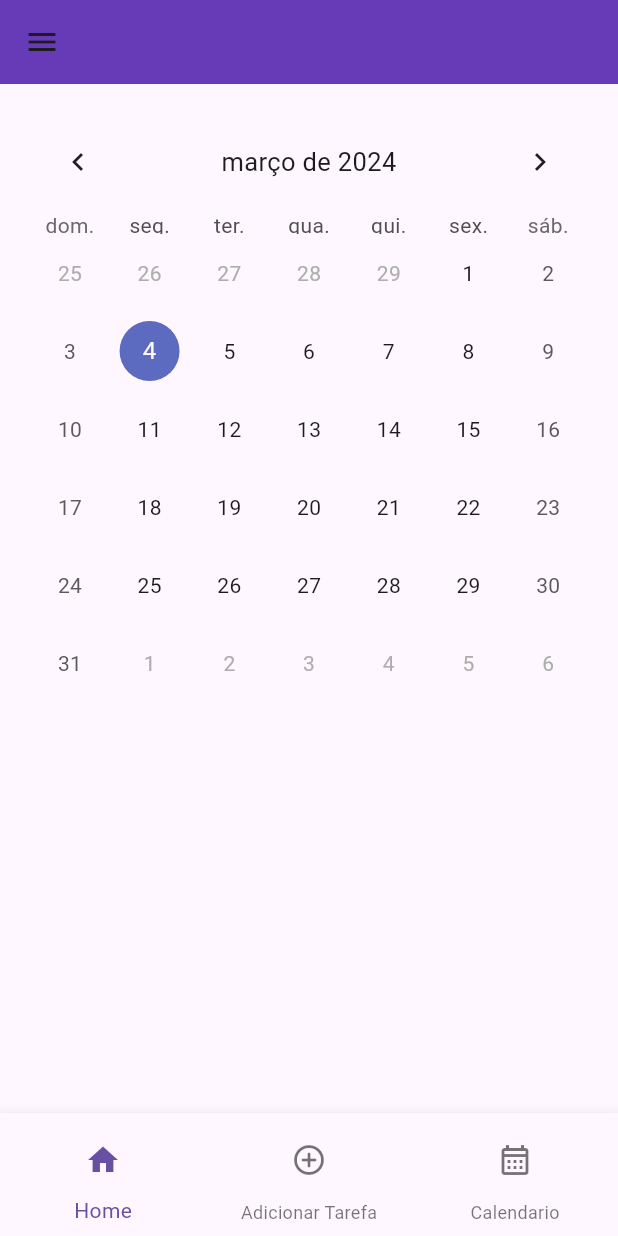
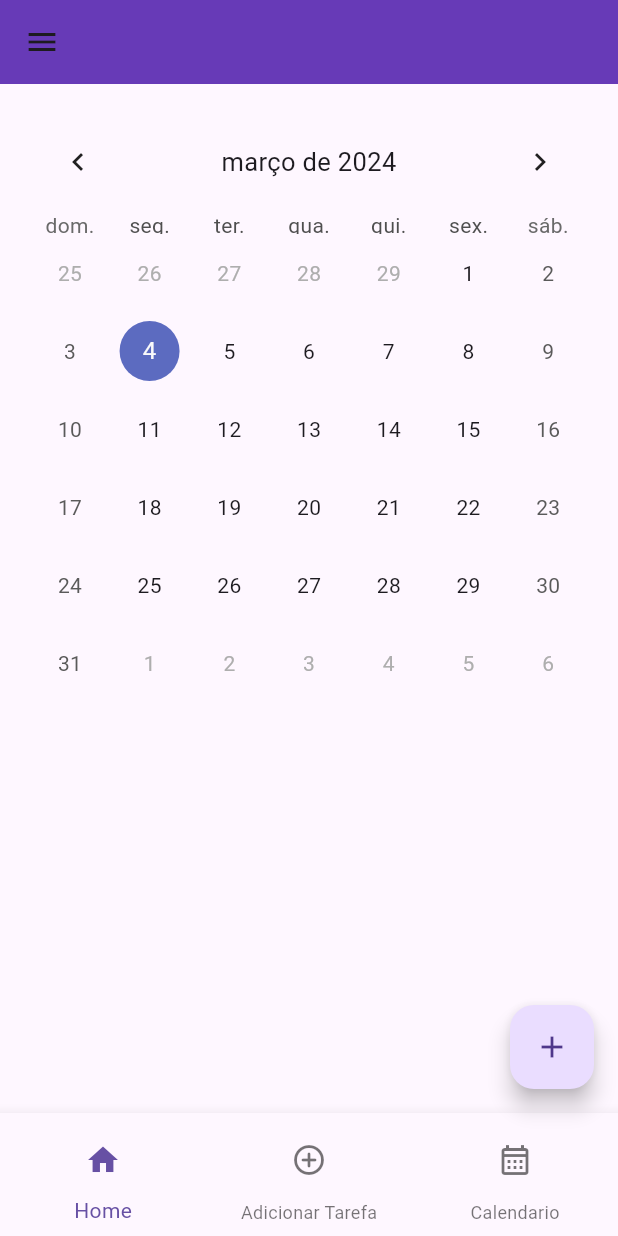
Before and after one commit to xXBDKXx/MindFullDay, a Flutter app: the Calendario screen opened directly, on a phone screen of 412 x 824 dp. Run offline on Flutter 3.47's test engine with Material 3 defaults, Android fonts, the phone set to English and light mode, and no system bars; drawn by our look-alikes of table_calendar.

Commit message:
Updated Create Tasks

```diff
--- a/lib/calendario.dart
+++ b/lib/calendario.dart
@@ -1,27 +1,50 @@
-// ignore_for_file: prefer_const_constructors, avoid_unnecessary_containers, prefer_typing_uninitialized_variables
-//
+// ignore_for_file: prefer_const_constructors, avoid_unnecessary_containers, avoid_print, prefer_final_fields
 
 import 'package:flutter/material.dart';
 import 'package:mindfullday_v1/homev2.dart';
+import 'package:mindfullday_v1/util/event.dart';
 import 'package:mindfullday_v1/util/navbar.dart';
 import 'package:table_calendar/table_calendar.dart';
 
 class Calendario extends StatefulWidget {
   const Calendario({super.key});
+
   @override
   State<Calendario> createState() => _CalendarioState();
 }
 
 class _CalendarioState extends State<Calendario> {
-  DateTime today = DateTime.now();
-  void _onDaySelected(DateTime day, DateTime focusedDay) {
-    setState(() {
-      today = day;
-    });
+  DateTime _focusedDay = DateTime.now();
+  DateTime? _selectedDay;
+
+  @override
+  void initState() {
+    super.initState();
+    _selectedDay = _focusedDay;
+    _selectedEvents = ValueNotifier(_getEventsForDay(_selectedDay!));
   }
+
+  List<Evento> _getEventsForDay(DateTime day){
+    return events[day] ?? [];
+  }
+
+  late final ValueNotifier<List<Evento>> _selectedEvents;
+
+  void _onDaySelected(DateTime selectedDay, DateTime focusedDay) {
+    if (!isSameDay(_selectedDay, selectedDay)) {
+      setState(() {
+        _selectedDay = selectedDay;
+        _focusedDay = focusedDay;
+        _selectedEvents.value = _getEventsForDay(selectedDay);
+      });
+    }
+  }
+  Map<DateTime, List<Evento>> events = {};
+  TextEditingController _eventController = TextEditingController();
   @override
   Widget build(BuildContext context) {
     return Scaffold(
+      resizeToAvoidBottomInset: false,
       drawer: NavBar(),
       appBar: AppBar(
         backgroundColor: Colors.deepPurple,
@@ -66,6 +89,38 @@
           ),
         ],
       ),
+      floatingActionButton: FloatingActionButton(
+        onPressed: () {
+          showDialog(
+            context: context,
+            builder: (context) {
+              return AlertDialog(
+                scrollable: true,
+                title: Text('Nome da Tarefa'),
+                content: Padding(
+                  padding: EdgeInsets.all(8),
+                  child: TextField(
+                      controller: _eventController,
+                    ),
+                ),
+                actions: [
+                  ElevatedButton(
+                    onPressed: () {
+                      events.addAll({
+                        _selectedDay!: [Evento(_eventController.text)]
+                      });
+                      Navigator.of(context).pop();
+                      _selectedEvents.value = _getEventsForDay(_selectedDay!);
+                    },
+                    child: Text('Criar Tarefa')
+                  ),
+                ],
+              );
+            },
+          );
+        },
+        child: Icon(Icons.add),
+      ),
       body: Padding(
         padding: const EdgeInsets.all(20.0),
         child: Column(
@@ -76,13 +131,38 @@
                 headerStyle:
                   HeaderStyle(formatButtonVisible: false, titleCentered: true),
                   availableGestures: AvailableGestures.all,
-                  selectedDayPredicate: (day) =>isSameDay(day, today),
-                focusedDay: today,
+                  selectedDayPredicate: (day) =>isSameDay(_selectedDay, day),
+                focusedDay: _focusedDay,
                 firstDay: DateTime.utc(2010, 10, 16),
                 lastDay: DateTime.utc(2030, 3, 14),
                 onDaySelected: _onDaySelected,
+                eventLoader: _getEventsForDay,
               ),
-            )
+            ),
+            SizedBox(height: 8.0),
+            Expanded(
+              child: ValueListenableBuilder<List<Evento>>(
+                valueListenable: _selectedEvents,
+                builder: (context, value, _) {
+                  return ListView.builder(
+                    itemCount: value.length,
+                    itemBuilder: (context, index){
+                      return Container(
+                        margin: EdgeInsets.symmetric(horizontal: 12, vertical: 4),
+                        decoration: BoxDecoration(
+                          border: Border.all(),
+                          borderRadius: BorderRadius.circular(12),
+                        ),
+                        child: ListTile(
+                          onTap: () => print(""),
+                          title: Text('${value[index]}'),
+                        ),
+                      );
+                    },
+                  );
+                }
+              ),
+            ),
           ],
         ),
       ),
--- /dev/null
+++ b/lib/util/event.dart
@@ -0,0 +1,6 @@
+class Evento{
+  final String title;
+  Evento(this.title);
+  @override
+  String toString() => title;
+}
```
